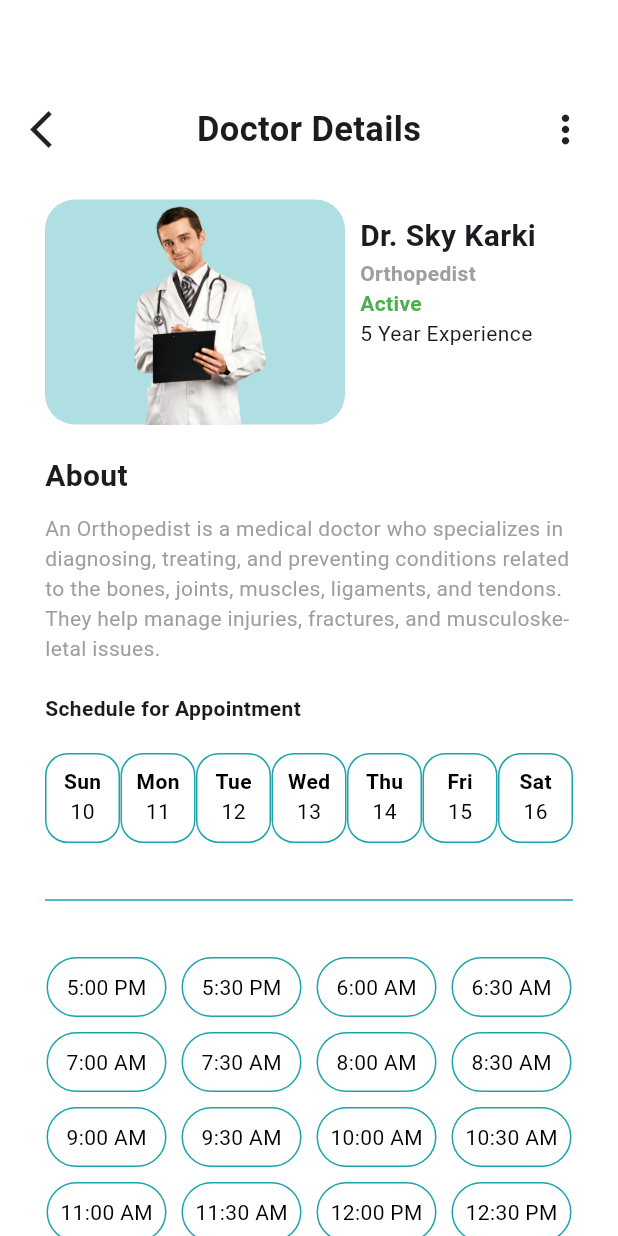
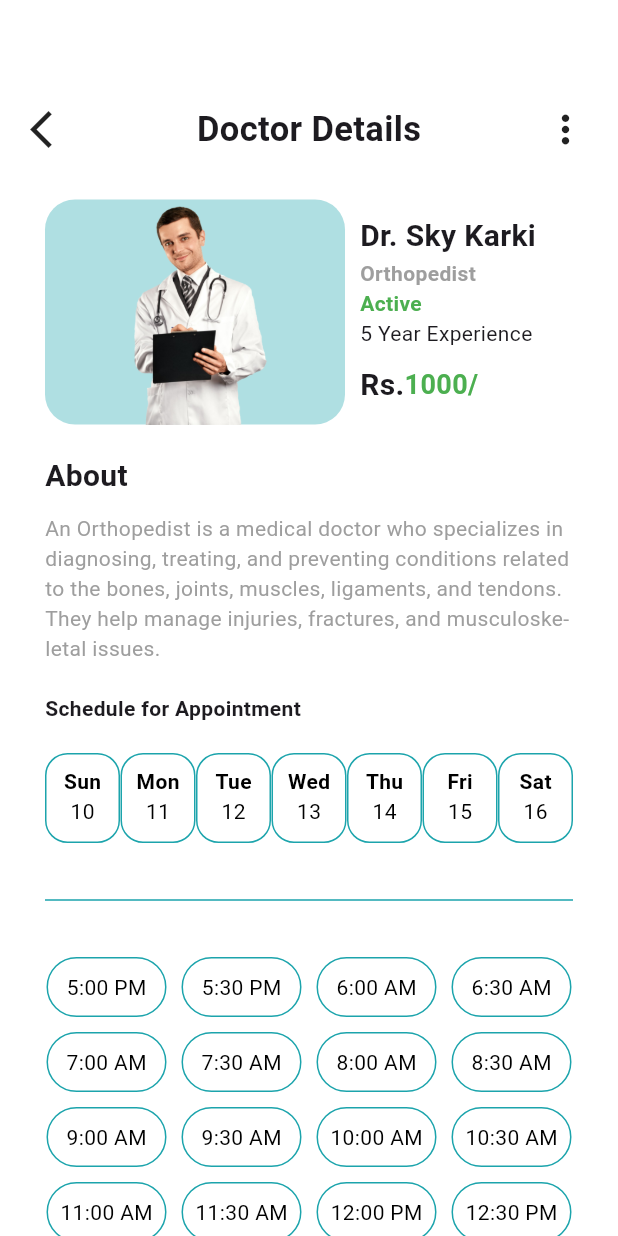
Before and after one commit to admin123KK/merodoctor555, a Flutter app: the Doctordetailspage screen opened directly, on a phone screen of 412 x 824 dp. Run offline on Flutter 3.47's test engine with Material 3 defaults, Android fonts, the phone set to English and light mode, and no system bars; our stand-ins replace file_picker.

Commit message:
esea almost sucess

```diff
--- a/lib/doctordetailspage.dart
+++ b/lib/doctordetailspage.dart
@@ -111,6 +111,27 @@ class _DoctordetailspageState extends State<Doctordetailspage> {
                                 fontWeight: FontWeight.bold,
                                 color: Colors.green)),
                         Text('5 Year Experience'),
+                        SizedBox(
+                          height: 10,
+                        ),
+                        Row(
+                          children: [
+                            Text(
+                              'Rs.',
+                              style: TextStyle(
+                                fontWeight: FontWeight.bold,
+                                fontSize: 20,
+                              ),
+                            ),
+                            Text(
+                              '1000/',
+                              style: TextStyle(
+                                  fontWeight: FontWeight.bold,
+                                  color: Colors.green,
+                                  fontSize: 18),
+                            ),
+                          ],
+                        )
                       ],
                     ),
                   ),
@@ -297,6 +318,10 @@ class _DoctordetailspageState extends State<Doctordetailspage> {
                                   'Time :  $timeText',
                                   style: TextStyle(fontWeight: FontWeight.bold),
                                 ),
+                                const Text(
+                                  'Cost : Rs.1000',
+                                  style: TextStyle(fontWeight: FontWeight.bold),
+                                ),
                                 const SizedBox(
                                   height: 20,
                                 ),
@@ -341,6 +366,8 @@ class _DoctordetailspageState extends State<Doctordetailspage> {
                                             ),
                                           ),
                                         );
+                                        await Future.delayed(
+                                            const Duration(seconds: 2));
                                         try {
                                           EsewaFlutterSdk.initPayment(
                                             esewaConfig: EsewaConfig(
@@ -365,13 +392,20 @@ class _DoctordetailspageState extends State<Doctordetailspage> {
                                               debugPrint(
                                                   ":::SUCCESS::: => $data");
                                               verifyTransactionStatus(data);
+                                              ScaffoldMessenger.of(context)
+                                                  .showSnackBar(const SnackBar(
+                                                      backgroundColor:
+                                                          Colors.green,
+                                                      content: Text(
+                                                          'Successfully Booked')));
                                             },
                                             onPaymentFailure: (data) {
                                               debugPrint(
                                                   ":::FAILURE::: => $data");
                                               ScaffoldMessenger.of(context)
                                                   .showSnackBar(
-                                                SnackBar(
+                                                const SnackBar(
+                                                    backgroundColor: Colors.red,
                                                     content: Text(
                                                         'Payment failed.')),
                                               );
@@ -381,7 +415,8 @@ class _DoctordetailspageState extends State<Doctordetailspage> {
                                                   ":::CANCELLATION::: => $data");
                                               ScaffoldMessenger.of(context)
                                                   .showSnackBar(
-                                                SnackBar(
+                                                const SnackBar(
+                                                    backgroundColor: Colors.red,
                                                     content: Text(
                                                         'Payment cancelled.')),
                                               );
@@ -397,8 +432,6 @@ class _DoctordetailspageState extends State<Doctordetailspage> {
                                                     'Exception: ${e.toString()}')),
                                           );
                                         }
-                                        await Future.delayed(
-                                            const Duration(seconds: 2));
 
                                         Navigator.of(context,
                                                 rootNavigator: true)
```
